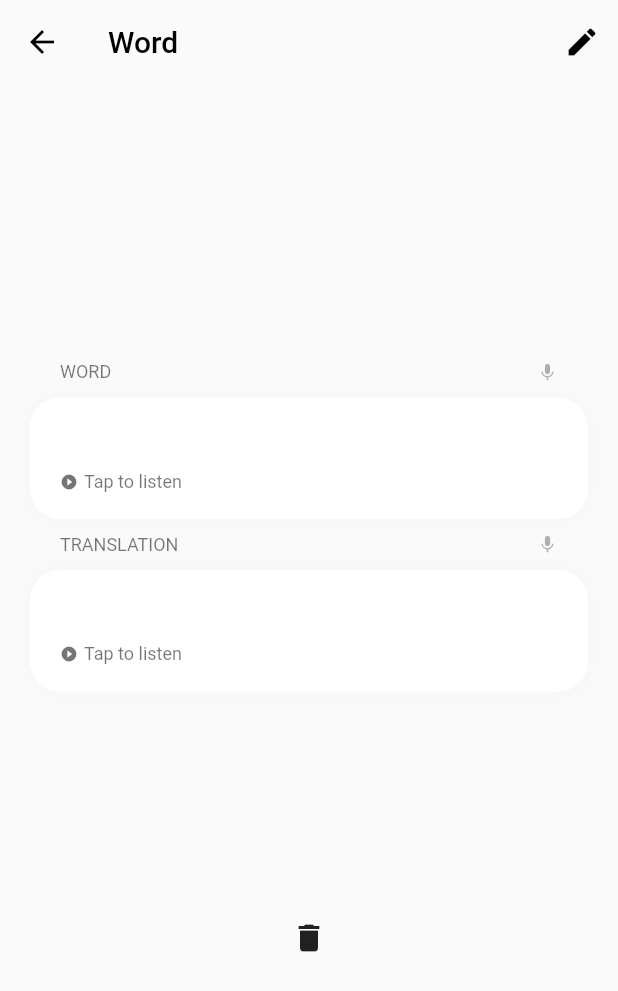
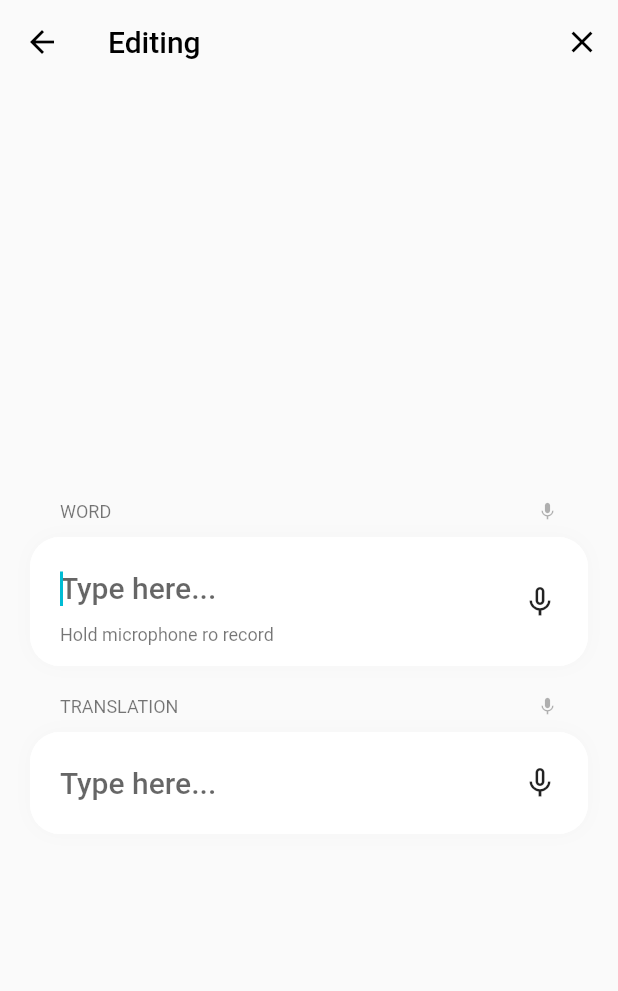
Before and after one commit to zsoltkebel/flutter-word-learn, a Flutter app: the DetailsPage screen opened directly with empty values, after a tap on the "edit" icon, on a phone screen of 412 x 824 dp. Shown: the top 991 px of the screen. Run offline on Flutter 3.47's test engine with Material 2 defaults, Android fonts, the phone set to English and light mode, and no system bars; our stand-ins replace cloud_firestore, firebase_core, firebase_storage, just_audio; missing offline and left inert: record; accounts and stored records are empty; network calls fail.

Commit message:
editing text and recording both implemented

```diff
--- a/lib/model/firebase_storage_helper.dart
+++ b/lib/model/firebase_storage_helper.dart
@@ -39,7 +39,7 @@ class FirebaseStorageHelper {
     }
   }
 
-  static Future deleteFile({required String path}) async {
+  static Future deleteFile({required String? path}) async {
     try {
       await firebase_storage.FirebaseStorage.instance.ref(path).delete();
     } on firebase_core.FirebaseException catch (e) {
--- a/lib/non-ui/sound_recorder.dart
+++ b/lib/non-ui/sound_recorder.dart
@@ -8,7 +8,10 @@ class SoundRecorder {
   String? pathToSaveAudioFile;
   String? pathToRecording;
 
-  SoundRecorder({this.pathToSaveAudioFile}) : record = Record();
+  SoundRecorder({
+    this.pathToSaveAudioFile,
+    this.pathToRecording,
+  }) : record = Record();
 
   bool get hasRecording => pathToRecording != null;
 
--- a/lib/view/components/display.dart
+++ b/lib/view/components/display.dart
@@ -1,11 +1,8 @@
 import 'dart:io';
 
-import 'package:flutter/cupertino.dart';
 import 'package:flutter/material.dart';
-import 'package:flutter/src/scheduler/ticker.dart';
 import 'package:word_learn/non-ui/sound_player.dart';
 import 'package:word_learn/view/components/bubble.dart';
-import 'package:word_learn/view/components/info_section.dart';
 import 'package:word_learn/view/components/progress_bar.dart';
 import 'package:word_learn/view/components/scaling.dart';
 
@@ -39,12 +36,16 @@ class _DisplayState extends State<Display> with TickerProviderStateMixin {
   final player = SoundPlayer();
   Duration? recordDuration;
 
-  late final AnimationController _timerController =
-      AnimationController(vsync: this, duration: recordDuration);
+  late final AnimationController _timerController;
+
+  bool editing = true;
 
   @override
   void initState() {
     super.initState();
+    _timerController =
+        AnimationController(vsync: this, duration: recordDuration);
+    updateFile();
     _timerController.addListener(() => setState(() {}));
 
     _timerController.addStatusListener((status) async {
@@ -52,6 +53,8 @@ class _DisplayState extends State<Display> with TickerProviderStateMixin {
         _timerController.value = 0.0;
       }
     });
+
+    textController.text = widget.text ?? '';
   }
 
   @override
@@ -63,6 +66,8 @@ class _DisplayState extends State<Display> with TickerProviderStateMixin {
 
   @override
   void dispose() {
+    print('called init');
+
     scalingController.dispose();
     _timerController.dispose();
     super.dispose();
@@ -70,9 +75,27 @@ class _DisplayState extends State<Display> with TickerProviderStateMixin {
 
   @override
   Widget build(BuildContext context) {
-    return Column(
-      children: [
-        Scaling(
+    return _buildDisplay();
+  }
+
+  void playRecording() async {
+    print('try to play');
+
+    if (_timerController.duration != null) {
+      print('try to play');
+      await player.play();
+      _timerController.forward(from: 0.0);
+    }
+  }
+
+  void updateFile() async {
+    if (widget.recording != null) {
+      _timerController.duration =
+          await player.setFile(path: widget.recording?.path);
+    }
+  }
+
+  Widget _buildDisplay() => Scaling(
         controller: scalingController,
         child: GestureDetector(
           onTapDown: (details) => scalingController.animateScale(
@@ -97,9 +120,6 @@ class _DisplayState extends State<Display> with TickerProviderStateMixin {
                     horizontal: 20.0,
                     vertical: 18.0,
                   ),
-                    child: Row(
-                      children: [
-                        Expanded(
                   child: Column(
                     crossAxisAlignment: CrossAxisAlignment.start,
                     children: [
@@ -111,8 +131,7 @@ class _DisplayState extends State<Display> with TickerProviderStateMixin {
                         duration: const Duration(milliseconds: 200),
                         child: widget.recording != null
                             ? Padding(
-                                        padding:
-                                            const EdgeInsets.only(top: 8.0),
+                                padding: const EdgeInsets.only(top: 8.0),
                                 child: Row(
                                   children: [
                                     Icon(
@@ -128,9 +147,8 @@ class _DisplayState extends State<Display> with TickerProviderStateMixin {
                                     ),
                                     Text(
                                       'Tap to listen',
-                                              style: Theme.of(context)
-                                                  .textTheme
-                                                  .caption,
+                                      style:
+                                          Theme.of(context).textTheme.caption,
                                     ),
                                   ],
                                 ),
@@ -140,35 +158,9 @@ class _DisplayState extends State<Display> with TickerProviderStateMixin {
                     ],
                   ),
                 ),
-                        const SizedBox(
-                          width: 10.0,
-                        ),
-                        // widget.recording != null
-                        //     ? const Icon(Icons.volume_up)
-                        //     : Container(),
-                      ],
-                    ),
-                  ),
               ],
             ),
           ),
         ),
-        ),
-      ],
       );
 }
-
-  void playRecording() async {
-    if (_timerController.duration != null) {
-      await player.play();
-      _timerController.forward(from: 0.0);
-    }
-  }
-
-  void updateFile() async {
-    if (widget.recording != null) {
-      _timerController.duration =
-          await player.setFile(path: widget.recording?.path);
-    }
-  }
-}
--- a/lib/view/components/recorder_ui.dart
+++ b/lib/view/components/recorder_ui.dart
@@ -12,6 +12,8 @@ const maxRecordDuration = Duration(seconds: 5);
 const defaultFadeDuration = Duration(milliseconds: 400);
 
 class RecorderUI extends StatefulWidget {
+  final String? text;
+  final File? recording;
   final bool enabled;
   final Function? onRecordingStarted;
   final Function? onRecordingStopped;
@@ -26,6 +28,8 @@ class RecorderUI extends StatefulWidget {
 
   const RecorderUI({
     Key? key,
+    this.text,
+    this.recording,
     this.pathToAudioFile,
     this.onRecordingStarted,
     this.onRecordingStopped,
@@ -45,8 +49,10 @@ class RecorderUI extends StatefulWidget {
 
 class _RecorderUIState extends State<RecorderUI> with TickerProviderStateMixin {
   // For recording and playback
-  late final recorder =
-      SoundRecorder(pathToSaveAudioFile: widget.pathToAudioFile);
+  late final recorder = SoundRecorder(
+    pathToSaveAudioFile: widget.pathToAudioFile,
+    pathToRecording: widget.recording?.path,
+  );
   final player = SoundPlayer();
 
   /// Animation controller for progress bar animation
@@ -82,6 +88,8 @@ class _RecorderUIState extends State<RecorderUI> with TickerProviderStateMixin {
     });
 
     textFieldFocusNode.addListener(() => setState(() {}));
+
+    _initPlayer(pathToRecording: widget.recording?.path);
   }
 
   @override
@@ -191,6 +199,7 @@ class _RecorderUIState extends State<RecorderUI> with TickerProviderStateMixin {
       );
 
   Widget _buildTextField() => TextFormField(
+        initialValue: widget.text,
         autofocus: true,
         controller: widget.textEditingController,
         focusNode: textFieldFocusNode,
@@ -335,6 +344,9 @@ class _RecorderUIState extends State<RecorderUI> with TickerProviderStateMixin {
     );
   }
 
+  void _initPlayer({String? pathToRecording}) async {
+    recordDuration = await player.setFile(path: pathToRecording);
+  }
   void _playRecording() async {
     player.play();
     widget.onPlayingStarted?.call();
--- a/lib/view/details_page.dart
+++ b/lib/view/details_page.dart
@@ -1,16 +1,14 @@
-import 'dart:io';
 
-import 'package:cloud_firestore/cloud_firestore.dart';
-import 'package:firebase_storage/firebase_storage.dart';
 import 'package:flutter/cupertino.dart';
 import 'package:flutter/material.dart';
+import 'package:word_learn/extension/extensions.dart';
 import 'package:word_learn/model/firebase_storage_helper.dart';
 import 'package:word_learn/model/firestore_manager.dart';
 import 'package:word_learn/model/word.dart';
 import 'package:word_learn/non-ui/sound_player.dart';
 import 'package:word_learn/view/components/display.dart';
-import 'package:word_learn/view/components/info_icons.dart';
 import 'package:word_learn/view/components/info_section.dart';
+import 'package:word_learn/view/components/recorder_ui.dart';
 
 class DetailsPage extends StatefulWidget {
   final Word word;
@@ -31,6 +29,8 @@ class _DetailsPageState extends State<DetailsPage> {
 
   bool isLoading = false;
 
+  bool editing = false;
+
   @override
   void initState() {
     super.initState();
@@ -50,12 +50,26 @@ class _DetailsPageState extends State<DetailsPage> {
 
   @override
   Widget build(BuildContext context) {
+    bool contentDownloading =
+        (widget.word.storageRefToRec1 != null && widget.word.rec1 == null) ||
+            (widget.word.storageRefToRec2 != null && widget.word.rec2 == null);
     return Scaffold(
       appBar: AppBar(
         elevation: 0.0,
-        title: const Text('Word'),
+        title: Text(editing ? 'Editing' : 'Word'),
         actions: [
-          IconButton(onPressed: () {}, icon: const Icon(Icons.edit)),
+          IconButton(
+            onPressed: contentDownloading
+                ? null
+                : () {
+                    setState(() {
+                      editing = !editing;
+                    });
+                  },
+            icon: contentDownloading
+                ? const CircularProgressIndicator.adaptive()
+                : (editing ? const Icon(Icons.close) : const Icon(Icons.edit)),
+          ),
         ],
       ),
       body: SafeArea(
@@ -70,9 +84,23 @@ class _DetailsPageState extends State<DetailsPage> {
                 InfoSection(
                   caption: 'word',
                   hasText: widget.word.word.isNotEmpty,
-                  hasRecording: widget.word.storageRefToRec1 != null,
+                  hasRecording: widget.word.rec1 != null,
                 ),
-                Display(
+                AnimatedSwitcher(
+                  duration: const Duration(milliseconds: 200),
+                  child: editing
+                      ? RecorderUI(
+                          // text: widget.word.word,
+                          textEditingController: wordController,
+                          recording: widget.word.rec1,
+                          onRecordingFileChanged: (file) {
+                            setState(() {
+                              widget.word.rec1 = file;
+                            });
+                          },
+                          onFieldSubmitted: (text) => _submit(),
+                        )
+                      : Display(
                           recording: widget.word.rec1,
                           text: widget.word.word,
                           onTextChanged: (text) {
@@ -81,12 +109,30 @@ class _DetailsPageState extends State<DetailsPage> {
                             });
                           },
                         ),
+                ),
+                const SizedBox(
+                  height: 10.0,
+                ),
                 InfoSection(
                   caption: 'translation',
                   hasText: widget.word.translation.isNotEmpty,
-                  hasRecording: widget.word.storageRefToRec2 != null,
+                  hasRecording: widget.word.rec2 != null,
                 ),
-                Display(
+                AnimatedSwitcher(
+                  duration: const Duration(milliseconds: 200),
+                  child: editing
+                      ? RecorderUI(
+                          // text: widget.word.translation,
+                          textEditingController: translationController,
+                          recording: widget.word.rec2,
+                          onRecordingFileChanged: (file) {
+                            setState(() {
+                              widget.word.rec2 = file;
+                            });
+                          },
+                          onFieldSubmitted: (text) => _submit(),
+                        )
+                      : Display(
                           recording: widget.word.rec2,
                           text: widget.word.translation,
                           onTextChanged: (text) {
@@ -95,27 +141,28 @@ class _DetailsPageState extends State<DetailsPage> {
                             });
                           },
                         ),
-                const SizedBox(
-                  height: 140.0,
                 ),
-                Row(
-                  mainAxisAlignment: MainAxisAlignment.center,
-                  children: [
-                    IconButton(
-                      onPressed: () {
-                        CollectionReference words =
-                            FirebaseFirestore.instance.collection('words');
-                        words.doc(widget.word.documentID).delete().then(
-                            (value) {
-                          print("User Deleted");
-                          Navigator.pop(context);
-                        }).catchError(
-                            (error) => print("Failed to delete user: $error"));
-                      },
-                      icon: Icon(Icons.delete),
-                    ),
-                  ],
-                ),
+                // const SizedBox(
+                //   height: 140.0,
+                // ),
+                // Row(
+                //   mainAxisAlignment: MainAxisAlignment.center,
+                //   children: [
+                //     IconButton(
+                //       onPressed: () {
+                //         CollectionReference words =
+                //             FirebaseFirestore.instance.collection('words');
+                //         words.doc(widget.word.documentID).delete().then(
+                //             (value) {
+                //           print("User Deleted");
+                //           Navigator.pop(context);
+                //         }).catchError(
+                //             (error) => print("Failed to delete user: $error"));
+                //       },
+                //       icon: Icon(Icons.delete),
+                //     ),
+                //   ],
+                // ),
               ],
             ),
           ),
@@ -124,24 +171,38 @@ class _DetailsPageState extends State<DetailsPage> {
     );
   }
 
-  void _submitUpdate() async {
-    if (_formKey.currentState!.validate()) {
-      ScaffoldMessenger.of(context).showSnackBar(
-        const SnackBar(content: Text('Word Updated')),
-      );
+  void _submit() {
+    //TODO! cleanup logic
+    if (wordController.text.isNotEmpty &&
+        translationController.text.isNotEmpty) {
+      print('updating ${widget.word.documentID}');
+      widget.word.word = wordController.text;
+      widget.word.translation = translationController.text;
+      FirestoreManager.updateWord(widget.word).then((doc) {
+        FirebaseStorageHelper.uploadFiles(
+          fileRefMap: {
+            widget.word.rec1: 'recordings/${widget.word.documentID!}-w.m4a',
+            widget.word.rec2: 'recordings/${widget.word.documentID!}-t.m4a',
+          },
+        ).then((storageRefs) {
+          if (storageRefs[0] == null) {
+            FirebaseStorageHelper.deleteFile(
+                path: widget.word.storageRefToRec1);
+          }
+          if (storageRefs[1] == null) {
+            FirebaseStorageHelper.deleteFile(
+                path: widget.word.storageRefToRec2);
+          }
+          widget.word.storageRefToRec1 = storageRefs[0];
+          widget.word.storageRefToRec2 = storageRefs[1];
           FirestoreManager.updateWord(widget.word);
-    } else {
-      FirestoreManager.getWord(widget.word.documentID).then((value) {
-        if (value == null) {
-          // Word had no documentID
-          return;
-        }
+        });
         setState(() {
-          widget.word.update(value);
-          wordController.text = widget.word.word;
-          translationController.text = widget.word.translation;
-          _formKey.currentState!.validate();
+          editing = false;
         });
+        ScaffoldMessenger.of(context).showSnackBar(SnackBar(
+            content:
+                Text('Edited "${widget.word.word.truncateWithEllipsis(8)}"')));
       });
     }
   }
```
Also changed, not shown: lib/model/firestore_manager.dart (+4 -4 lines). Lines whose indentation alone changed are shown as unchanged.
